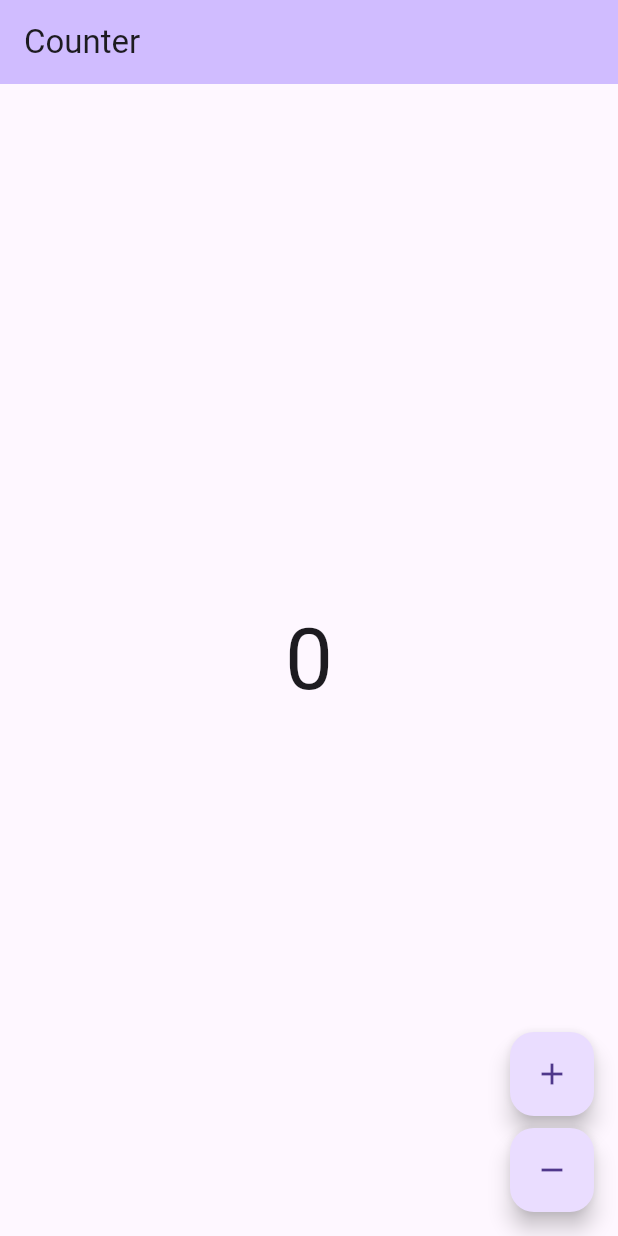
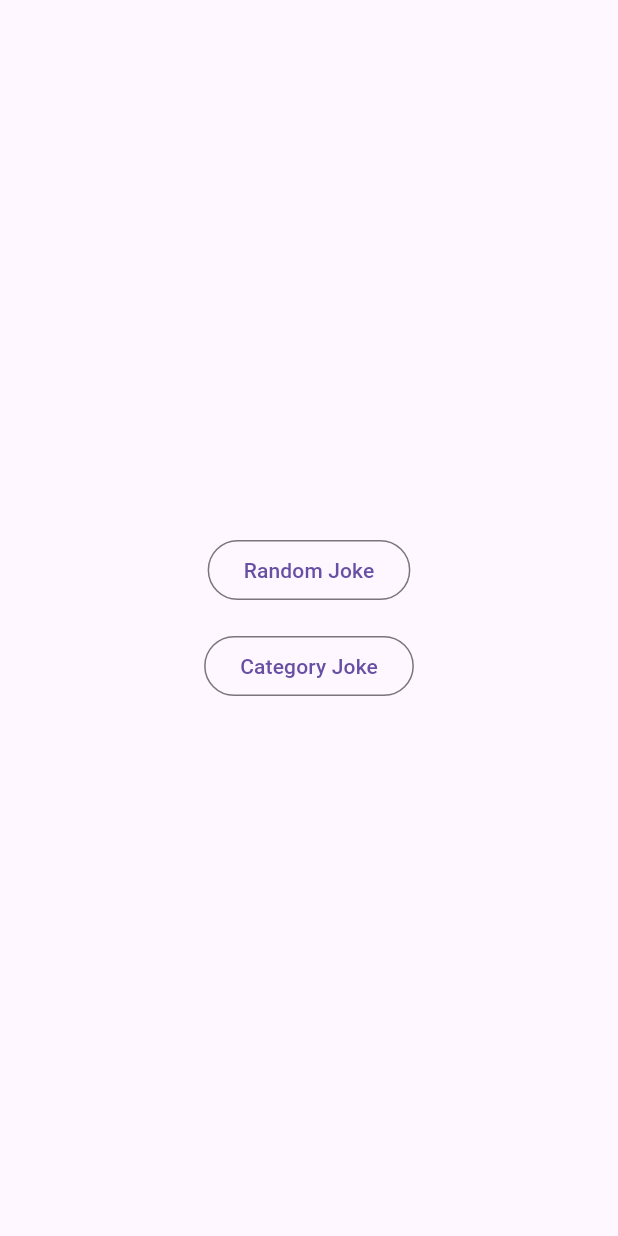
Before and after one commit to someDori/chuck_jokes_app, a Flutter app: the screen it shows after launch, on a phone screen of 412 x 824 dp. Run offline on Flutter 3.47's test engine with Material 3 defaults, Android fonts, the phone set to English and light mode, and no system bars; our stand-ins replace bloc, dio, flutter_bloc; generated files the repository leaves out were written again.

```diff
--- a/lib/api/models/joke_model.dart
+++ b/lib/api/models/joke_model.dart
@@ -1,13 +1,5 @@
-class RandomJoke {
-  final List<String> categories;
-  final String? created_at;
-  final String? icon_url;
-  final String? id;
-  final String? updated_at;
-  final String? url;
-  final String? value;
-
-  const RandomJoke({
+class Joke {
+  const Joke({
     required this.categories,
     this.created_at,
     this.icon_url,
@@ -16,6 +8,24 @@ class RandomJoke {
     this.url,
     this.value,
   });
+  factory Joke.fromJson(Map<String, dynamic> json) {
+    return Joke(
+      categories: json['categories'] as List<String>,
+      created_at: json['created_at'] as String?,
+      icon_url: json['icon_url'] as String?,
+      id: json['id'] as String?,
+      updated_at: json['updated_at'] as String?,
+      url: json['url'] as String?,
+      value: json['value'] as String?,
+    );
+  }
+  final List<String> categories;
+  final String? created_at;
+  final String? icon_url;
+  final String? id;
+  final String? updated_at;
+  final String? url;
+  final String? value;
 }
 
 /*
--- a/lib/api/services/joke_services.dart
+++ b/lib/api/services/joke_services.dart
@@ -1,5 +1,26 @@
 import 'package:dio/dio.dart';
 
-// String RandomJoke() async {
-//   return '';
-// }
+class ApiService {
+  final dio = Dio();
+
+  Future<String> randomJoke() async {
+    final response = await dio.get('https://api.chucknorris.io/jokes/random');
+    print(response);
+    return response.data['value'] as String;
+  }
+
+  Future<String> categoryJoke(String category) async {
+    final response = await dio.get(
+      'https://api.chucknorris.io/jokes/random',
+      queryParameters: {'category': category},
+    );
+    print(response);
+    return response.data['value'] as String;
+  }
+
+  Future<Response> categories() async {
+    final response =
+        await dio.get('https://api.chucknorris.io/jokes/categories');
+    return response;
+  }
+}
--- a/lib/app/view/app.dart
+++ b/lib/app/view/app.dart
@@ -1,5 +1,5 @@
+import 'package:chuck_norris_jokes_app/home/view/home_page.dart';
 import 'package:flutter/material.dart';
-import 'package:chuck_norris_jokes_app/counter/counter.dart';
 import 'package:chuck_norris_jokes_app/l10n/l10n.dart';
 
 class App extends StatelessWidget {
@@ -16,7 +16,7 @@ class App extends StatelessWidget {
       ),
       localizationsDelegates: AppLocalizations.localizationsDelegates,
       supportedLocales: AppLocalizations.supportedLocales,
-      home: const CounterPage(),
+      home: const HomePage(),
     );
   }
 }
--- /dev/null
+++ b/lib/categoryJoke/cubit/categoryJoke_cubit.dart
@@ -0,0 +1,7 @@
+import 'package:flutter_bloc/flutter_bloc.dart';
+
+class CategoryJokeCubit extends Cubit<String> {
+  CategoryJokeCubit() : super('Press button to generate a joke');
+
+  void newJoke(String joke) => emit(joke);
+}
--- /dev/null
+++ b/lib/categoryJoke/view/categoryJoke_page.dart
@@ -0,0 +1,32 @@
+import 'package:flutter/material.dart';
+
+class CategoryJokePage extends StatelessWidget {
+  const CategoryJokePage({required this.category, super.key});
+  final String category;
+
+  @override
+  Widget build(BuildContext context) {
+    // return BlocProvider(
+    //   create: (_) => CategoryJokeCubit(),
+    //   child: const CategoryJokeView(),
+    // );
+    return Scaffold(
+      appBar: AppBar(title: const Text('Category joke')),
+      body: Text(category),
+    );
+  }
+}
+
+class CategoryJokeView extends StatefulWidget {
+  const CategoryJokeView({super.key});
+
+  @override
+  State<CategoryJokeView> createState() => _CategoryJokeViewState();
+}
+
+class _CategoryJokeViewState extends State<CategoryJokeView> {
+  @override
+  Widget build(BuildContext context) {
+    return const Placeholder();
+  }
+}
--- a/lib/counter/counter.dart
+++ /dev/null
@@ -1,2 +0,0 @@
-export 'cubit/counter_cubit.dart';
-export 'view/counter_page.dart';
--- a/lib/counter/cubit/counter_cubit.dart
+++ /dev/null
@@ -1,8 +0,0 @@
-import 'package:bloc/bloc.dart';
-
-class CounterCubit extends Cubit<int> {
-  CounterCubit() : super(0);
-
-  void increment() => emit(state + 1);
-  void decrement() => emit(state - 1);
-}
--- a/lib/counter/view/counter_page.dart
+++ /dev/null
@@ -1,55 +0,0 @@
-import 'package:flutter/material.dart';
-import 'package:flutter_bloc/flutter_bloc.dart';
-import 'package:chuck_norris_jokes_app/counter/counter.dart';
-import 'package:chuck_norris_jokes_app/l10n/l10n.dart';
-
-class CounterPage extends StatelessWidget {
-  const CounterPage({super.key});
-
-  @override
-  Widget build(BuildContext context) {
-    return BlocProvider(
-      create: (_) => CounterCubit(),
-      child: const CounterView(),
-    );
-  }
-}
-
-class CounterView extends StatelessWidget {
-  const CounterView({super.key});
-
-  @override
-  Widget build(BuildContext context) {
-    final l10n = context.l10n;
-    return Scaffold(
-      appBar: AppBar(title: Text(l10n.counterAppBarTitle)),
-      body: const Center(child: CounterText()),
-      floatingActionButton: Column(
-        mainAxisAlignment: MainAxisAlignment.end,
-        crossAxisAlignment: CrossAxisAlignment.end,
-        children: [
-          FloatingActionButton(
-            onPressed: () => context.read<CounterCubit>().increment(),
-            child: const Icon(Icons.add),
-          ),
-          const SizedBox(height: 8),
-          FloatingActionButton(
-            onPressed: () => context.read<CounterCubit>().decrement(),
-            child: const Icon(Icons.remove),
-          ),
-        ],
-      ),
-    );
-  }
-}
-
-class CounterText extends StatelessWidget {
-  const CounterText({super.key});
-
-  @override
-  Widget build(BuildContext context) {
-    final theme = Theme.of(context);
-    final count = context.select((CounterCubit cubit) => cubit.state);
-    return Text('$count', style: theme.textTheme.displayLarge);
-  }
-}
--- /dev/null
+++ b/lib/home/home.dart
@@ -0,0 +1 @@
+export 'view/home_page.dart';
--- /dev/null
+++ b/lib/home/view/home_page.dart
@@ -0,0 +1,50 @@
+import 'package:chuck_norris_jokes_app/categoryJoke/view/categoriesList_page.dart';
+import 'package:chuck_norris_jokes_app/randomJoke/view/randomJoke_page.dart';
+import 'package:flutter/material.dart';
+
+class HomePage extends StatelessWidget {
+  const HomePage({super.key});
+
+  @override
+  Widget build(BuildContext context) {
+    return Scaffold(
+      body: Row(
+        children: [
+          const Spacer(),
+          Column(
+            mainAxisAlignment: MainAxisAlignment.center,
+            children: [
+              OutlinedButton(
+                onPressed: () {
+                  Navigator.push(
+                    context,
+                    MaterialPageRoute(
+                      builder: (_) => const RandomJokePage(),
+                    ),
+                  );
+                },
+                child: const Text('Random Joke'),
+              ),
+              const SizedBox(
+                height: 16,
+              ),
+              OutlinedButton(
+                onPressed: () {
+                  Navigator.push(
+                    context,
+                    MaterialPageRoute(
+                      builder: (_) => const CategoriesView(),
+                    ),
+                  );
+                  print('Category pressed');
+                },
+                child: const Text('Category Joke'),
+              ),
+            ],
+          ),
+          const Spacer()
+        ],
+      ),
+    );
+  }
+}
--- /dev/null
+++ b/lib/randomJoke/cubit/randomJoke_cubit.dart
@@ -0,0 +1,8 @@
+import 'package:bloc/bloc.dart';
+import 'package:chuck_norris_jokes_app/api/models/joke_model.dart';
+
+class RandomJokeCubit extends Cubit<String> {
+  RandomJokeCubit() : super('Press button to generate a joke');
+
+  void newJoke(String joke) => emit(joke);
+}
--- /dev/null
+++ b/lib/randomJoke/randomJoke.dart
@@ -0,0 +1,2 @@
+export 'cubit/randomJoke_cubit.dart';
+export 'view/randomJoke_page.dart';
```
Also changed, not shown: lib/randomJoke/view/randomJoke_page.dart (added, +63 -0 lines), lib/categoryJoke/categoryJoke.dart (added), 3 other files.
